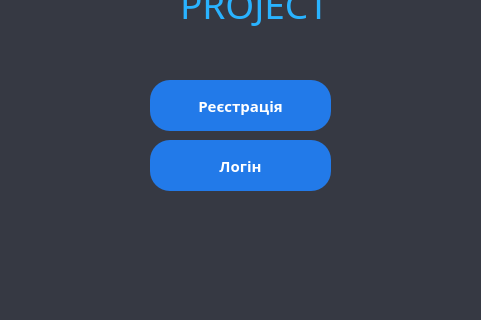
Annakkm/Todolist, file mainwindow.ui: the form before one commit; both pictures show x 0 to 481 and y 210 to 530 of the 481 by 530 pixel window.
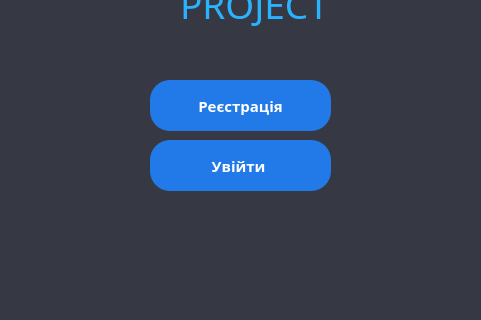
The form after the commit. Icons and pictures are not drawn.

Diff of the .ui file:
```diff
--- a/mainwindow.ui
+++ b/mainwindow.ui
@@ -144,7 +144,7 @@
 }</string>
     </property>
     <property name="text">
-     <string>Логін</string>
+     <string>Увійти </string>
     </property>
    </widget>
    <widget class="QLabel" name="IconLogoProg">
```
Left out of the diff: 4 changed lines with no effect on the pictures.
